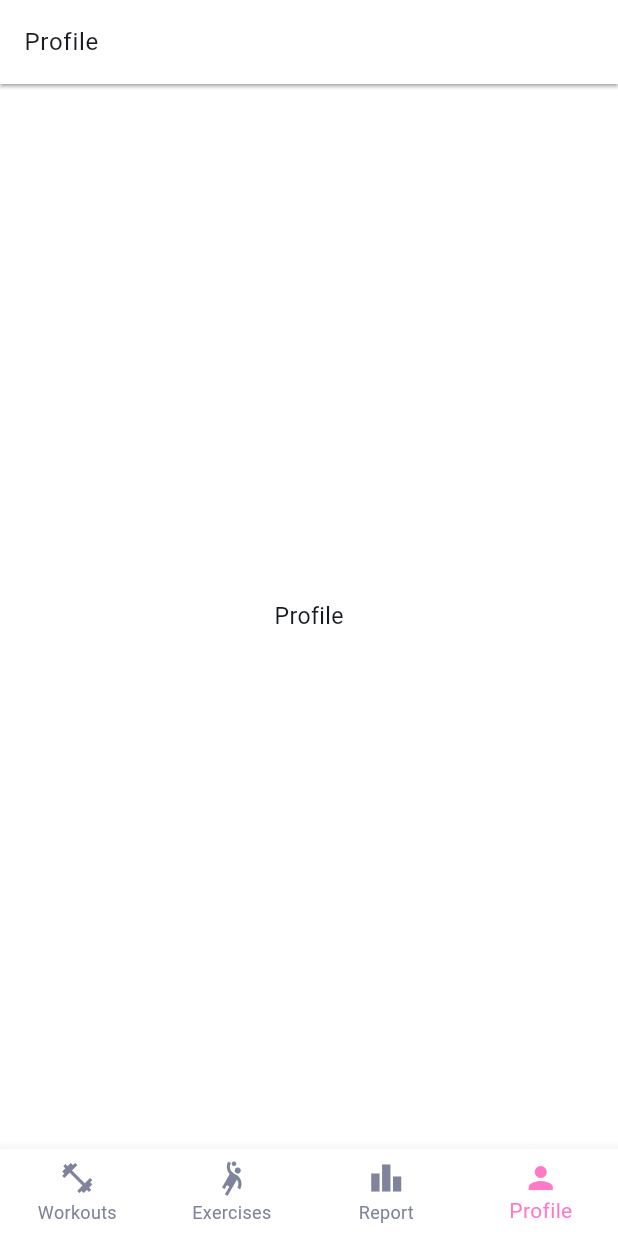
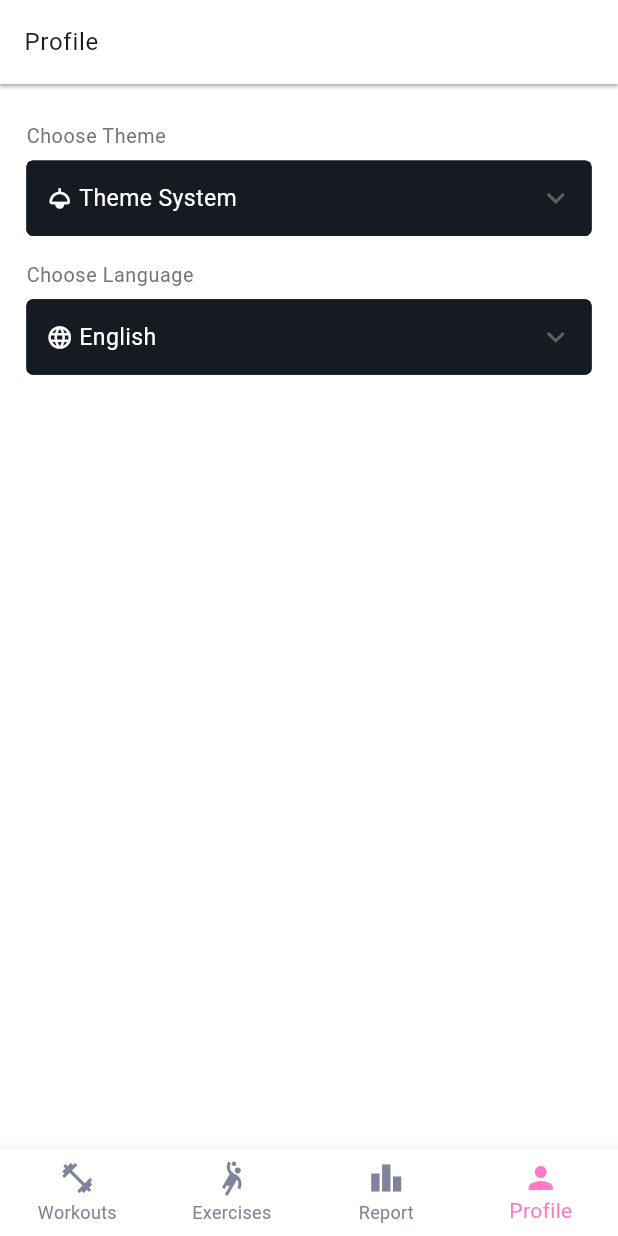
Before and after one commit to baguilar6174/flutter-gimnario-app, a Flutter app: the screen it shows after launch, item 4 of the bottom bar chosen, on a phone screen of 412 x 824 dp. Run offline on Flutter 3.47's test engine with Material 3 defaults, Android fonts, the phone set to English and light mode, and no system bars; our stand-ins replace flutter_bloc, flutter_screenutil, freezed_annotation, get_it, go_router; generated files the repository leaves out were written again; statements that could not run were skipped.

Commit message:
✨  feat: Consume cubit and create theme and language selector in profile page

```diff
--- a/lib/core/localization/intl_en.arb
+++ b/lib/core/localization/intl_en.arb
@@ -2,5 +2,10 @@
   "excercise": "Exercises",
   "workout": "Workouts",
   "report": "Report",
-  "profile": "Profile"
+  "profile": "Profile",
+  "chooseTheme": "Choose Theme",
+  "themeSystem": "Theme System",
+  "themeLight": "Theme Light",
+  "themeDark": "Theme Dark",
+  "chooseLanguage": "Choose Language"
 }
--- a/lib/core/localization/intl_es.arb
+++ b/lib/core/localization/intl_es.arb
@@ -2,5 +2,10 @@
   "excercise": "Ejercicios",
   "workout": "Entrenamientos",
   "report": "Reporte",
-  "profile": "Perfil"
+  "profile": "Perfil",
+  "chooseTheme": "Elegir Tema",
+  "themeSystem": "Tema del Sistema",
+  "themeLight": "Tema Claro",
+  "themeDark": "Tema Oscuro",
+  "chooseLanguage": "Elegir Idioma"
 }
--- a/lib/features/common/presentation/widgets/app_bar.dart
+++ b/lib/features/common/presentation/widgets/app_bar.dart
@@ -11,6 +11,7 @@ class CustomAppBar extends StatelessWidget implements PreferredSizeWidget {
   @override
   Widget build(BuildContext context) {
     return AppBar(
+      automaticallyImplyLeading: false,
       title: Text(title),
     );
   }
--- /dev/null
+++ b/lib/features/common/presentation/widgets/drop_down.dart
@@ -0,0 +1,117 @@
+import 'package:flutter/material.dart';
+
+import 'package:flutter_gimnario_app/core/core.dart';
+
+import 'spacer_v.dart';
+
+class DropDown<T> extends StatelessWidget {
+  final T value;
+  final List<DropdownMenuItem<T>> items;
+  final bool hintIsVisible;
+  final String? hint;
+  final ValueChanged<T?>? onChanged;
+  final Widget? prefixIcon;
+
+  const DropDown({
+    super.key,
+    required this.value,
+    required this.items,
+    this.hint,
+    required this.onChanged,
+    this.hintIsVisible = true,
+    this.prefixIcon,
+  });
+
+  @override
+  Widget build(BuildContext context) {
+    return Container(
+      margin: EdgeInsets.symmetric(vertical: Dimens.space8),
+      child: Column(
+        crossAxisAlignment: CrossAxisAlignment.start,
+        children: [
+          if (hintIsVisible) ...{
+            Text(
+              hint ?? "",
+              style: Theme.of(context)
+                  .textTheme
+                  .bodySmall
+                  ?.copyWith(color: Theme.of(context).hintColor),
+            ),
+            SpacerV(value: Dimens.space6),
+          },
+          ButtonTheme(
+            key: key,
+            alignedDropdown: true,
+            padding: EdgeInsets.zero,
+            textTheme: ButtonTextTheme.primary,
+            child: DropdownButtonFormField<T>(
+              isExpanded: true,
+              dropdownColor: Theme.of(context).extension<AppColors>()!.banner,
+              icon: const Icon(Icons.keyboard_arrow_down),
+              style: Theme.of(context).textTheme.bodyMedium?.copyWith(
+                    color: Theme.of(context).extension<AppColors>()!.subtitle,
+                  ),
+              decoration: InputDecoration(
+                alignLabelWithHint: true,
+                isDense: true,
+                isCollapsed: true,
+                filled: true,
+                fillColor: Theme.of(context).extension<AppColors>()!.card,
+                prefixIcon: Padding(
+                  padding: EdgeInsets.only(left: Dimens.space12),
+                  child: prefixIcon,
+                ),
+                prefixIconConstraints: BoxConstraints(
+                  minHeight: Dimens.space24,
+                  maxHeight: Dimens.space24,
+                ),
+                contentPadding: EdgeInsets.symmetric(vertical: Dimens.space12),
+                enabledBorder: OutlineInputBorder(
+                  gapPadding: 0,
+                  borderRadius: BorderRadius.circular(Dimens.space4),
+                  borderSide: BorderSide(
+                    color: Theme.of(context).extension<AppColors>()!.card!,
+                  ),
+                ),
+                border: OutlineInputBorder(
+                  gapPadding: 0,
+                  borderRadius: BorderRadius.circular(Dimens.space4),
+                  borderSide: BorderSide(color: Theme.of(context).cardColor),
+                ),
+                disabledBorder: OutlineInputBorder(
+                  gapPadding: 0,
+                  borderRadius: BorderRadius.circular(Dimens.space4),
+                  borderSide: BorderSide(color: Theme.of(context).cardColor),
+                ),
+                focusedErrorBorder: OutlineInputBorder(
+                  gapPadding: 0,
+                  borderRadius: BorderRadius.circular(Dimens.space4),
+                  borderSide: BorderSide(
+                    color: Theme.of(context).extension<AppColors>()!.red!,
+                  ),
+                ),
+                errorBorder: OutlineInputBorder(
+                  gapPadding: 0,
+                  borderRadius: BorderRadius.circular(Dimens.space4),
+                  borderSide: BorderSide(
+                    color: Theme.of(context).extension<AppColors>()!.red!,
+                  ),
+                ),
+                focusedBorder: OutlineInputBorder(
+                  gapPadding: 0,
+                  borderRadius: BorderRadius.circular(Dimens.space4),
+                  borderSide: BorderSide(
+                    color: Theme.of(context).extension<AppColors>()!.pink!,
+                  ),
+                ),
+              ),
+              value: value,
+              items: items,
+              onChanged: onChanged,
+            ),
+          ),
+        ],
+      ),
+    );
+  }
+}
--- /dev/null
+++ b/lib/features/common/presentation/widgets/parent.dart
@@ -0,0 +1,47 @@
+import 'package:flutter/material.dart';
+
+class Parent extends StatelessWidget {
+  final Widget? child;
+  final PreferredSizeWidget? appBar;
+  final bool avoidBottomInset;
+  final Widget? floatingButton;
+  final Widget? bottomNavigation;
+  final Widget? drawer;
+  final Widget? endDrawer;
+  final Color? backgroundColor;
+  final Key? scaffoldKey;
+  final bool extendBodyBehindAppBar;
+
+  const Parent({
+    super.key,
+    this.child,
+    this.appBar,
+    this.avoidBottomInset = true,
+    this.floatingButton,
+    this.bottomNavigation,
+    this.drawer,
+    this.endDrawer,
+    this.backgroundColor,
+    this.scaffoldKey,
+    this.extendBodyBehindAppBar = false,
+  });
+
+  @override
+  Widget build(BuildContext context) {
+    return GestureDetector(
+      onTap: () => FocusManager.instance.primaryFocus?.unfocus(),
+      child: Scaffold(
+        key: scaffoldKey,
+        backgroundColor: backgroundColor,
+        resizeToAvoidBottomInset: avoidBottomInset,
+        extendBodyBehindAppBar: extendBodyBehindAppBar,
+        appBar: appBar,
+        body: child,
+        drawer: drawer,
+        endDrawer: endDrawer,
+        floatingActionButton: floatingButton,
+        bottomNavigationBar: bottomNavigation,
+      ),
+    );
+  }
+}
--- /dev/null
+++ b/lib/features/common/presentation/widgets/spacer_h.dart
@@ -0,0 +1,16 @@
+import 'package:flutter/material.dart';
+
+import 'package:flutter_gimnario_app/core/core.dart';
+
+class SpacerH extends StatelessWidget {
+  const SpacerH({super.key, this.value});
+
+  final double? value;
+
+  @override
+  Widget build(BuildContext context) {
+    return Container(
+      width: value ?? Dimens.space8,
+    );
+  }
+}
--- /dev/null
+++ b/lib/features/common/presentation/widgets/spacer_v.dart
@@ -0,0 +1,16 @@
+import 'package:flutter/material.dart';
+
+import 'package:flutter_gimnario_app/core/core.dart';
+
+class SpacerV extends StatelessWidget {
+  const SpacerV({super.key, this.value});
+
+  final double? value;
+
+  @override
+  Widget build(BuildContext context) {
+    return Container(
+      height: value ?? Dimens.space8,
+    );
+  }
+}
--- a/lib/features/common/presentation/widgets/widgets.dart
+++ b/lib/features/common/presentation/widgets/widgets.dart
@@ -1,2 +1,6 @@
 export 'bottom_navigation.dart';
 export 'app_bar.dart';
+export 'parent.dart';
+export 'spacer_h.dart';
+export 'spacer_v.dart';
+export 'drop_down.dart';
--- a/lib/features/profile/presentation/cubit/profile_state.dart
+++ b/lib/features/profile/presentation/cubit/profile_state.dart
@@ -12,6 +12,7 @@ enum ActiveTheme {
 @freezed
 class ProfileState with _$ProfileState {
   const factory ProfileState({
+    String? title,
     String? lang,
     @Default(ActiveTheme.light) ActiveTheme activeTheme,
   }) = _ProfileState;
--- a/lib/features/profile/presentation/pages/profile_page.dart
+++ b/lib/features/profile/presentation/pages/profile_page.dart
@@ -1,18 +1,117 @@
 import 'package:flutter/material.dart';
+import 'package:flutter_bloc/flutter_bloc.dart';
 
 import 'package:flutter_gimnario_app/core/core.dart';
+import 'package:flutter_gimnario_app/dependencies_injection.dart';
 import 'package:flutter_gimnario_app/features/features.dart';
 
-class ProfilePage extends StatelessWidget {
+class ProfilePage extends StatefulWidget {
   const ProfilePage({super.key});
 
   @override
+  State<ProfilePage> createState() => _ProfilePageState();
+}
+
+class _ProfilePageState extends State<ProfilePage> {
+  @override
   Widget build(BuildContext context) {
-    return Scaffold(
+    final ActiveTheme selectedTheme = sl<ProfileCubit>().getActiveTheme();
+
+    late final List<ProfileState> listLanguage = [
+      ProfileState(title: Constants.get.english, lang: "en"),
+      ProfileState(title: Constants.get.spanish, lang: "es"),
+    ];
+
+    ProfileState selectedLanguage = listLanguage[0];
+
+    return Parent(
       appBar: CustomAppBar(title: Strings.of(context)!.profile),
-      body: Center(
-        child: Text(Strings.of(context)!.profile),
+      child: SingleChildScrollView(
+        child: Padding(
+          padding: EdgeInsets.all(Dimens.space16),
+          child: Column(
+            children: [
+              DropDown<ActiveTheme>(
+                key: const Key("dropdown_theme"),
+                hint: Strings.of(context)!.chooseTheme,
+                value: selectedTheme,
+                prefixIcon: Icon(
+                  Icons.light,
+                  color: Theme.of(context).extension<AppColors>()!.subtitle,
+                ),
+                items: ActiveTheme.values
+                    .map(
+                      (data) => DropdownMenuItem(
+                        value: data,
+                        child: Text(
+                          _getThemeName(data, context),
+                          style:
+                              Theme.of(context).textTheme.bodyMedium?.copyWith(
+                                    color: Theme.of(context)
+                                        .extension<AppColors>()!
+                                        .subtitle,
+                                  ),
+                        ),
+                      ),
+                    )
+                    .toList(),
+                onChanged: (value) {
+                  /// Reload theme
+                  context
+                      .read<ProfileCubit>()
+                      .updateTheme(value ?? ActiveTheme.system);
+                },
+              ),
+
+              /// Language
+              DropDown<ProfileState>(
+                key: const Key("dropdown_language"),
+                hint: Strings.of(context)!.chooseLanguage,
+                value: selectedLanguage,
+                prefixIcon: Icon(
+                  Icons.language_outlined,
+                  color: Theme.of(context).extension<AppColors>()!.subtitle,
+                ),
+                items: listLanguage
+                    .map(
+                      (data) => DropdownMenuItem(
+                        value: data,
+                        child: Text(
+                          data.title ?? "-",
+                          style:
+                              Theme.of(context).textTheme.bodyMedium?.copyWith(
+                                    color: Theme.of(context)
+                                        .extension<AppColors>()!
+                                        .subtitle,
+                                  ),
+                        ),
+                      ),
+                    )
+                    .toList(),
+                onChanged: (ProfileState? value) async {
+                  selectedLanguage = value ?? listLanguage[0];
+
+                  /// Reload theme
+                  if (!mounted) return;
+                  context
+                      .read<ProfileCubit>()
+                      .updateLanguage(value?.lang ?? "en");
+                },
+              ),
+            ],
+          ),
+        ),
       ),
     );
   }
+
+  String _getThemeName(ActiveTheme activeTheme, BuildContext context) {
+    if (activeTheme == ActiveTheme.system) {
+      return Strings.of(context)!.themeSystem;
+    } else if (activeTheme == ActiveTheme.dark) {
+      return Strings.of(context)!.themeDark;
+    } else {
+      return Strings.of(context)!.themeLight;
+    }
+  }
 }
```
Also changed, not shown: lib/features/profile/presentation/cubit/profile_cubit.freezed.dart.
